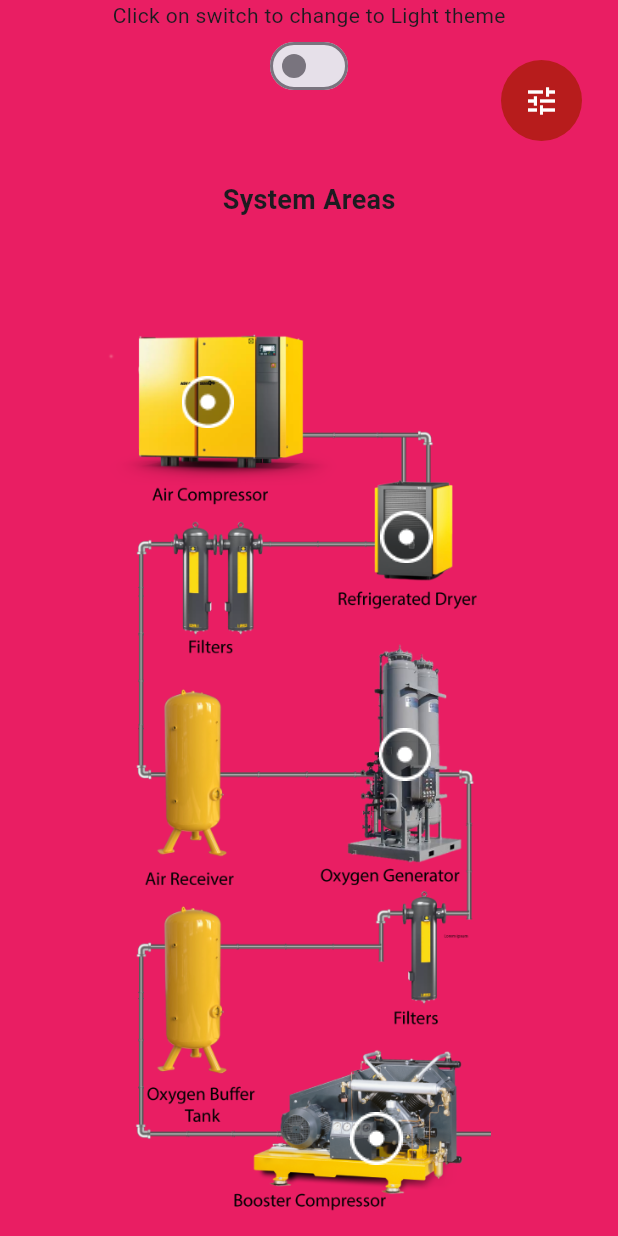
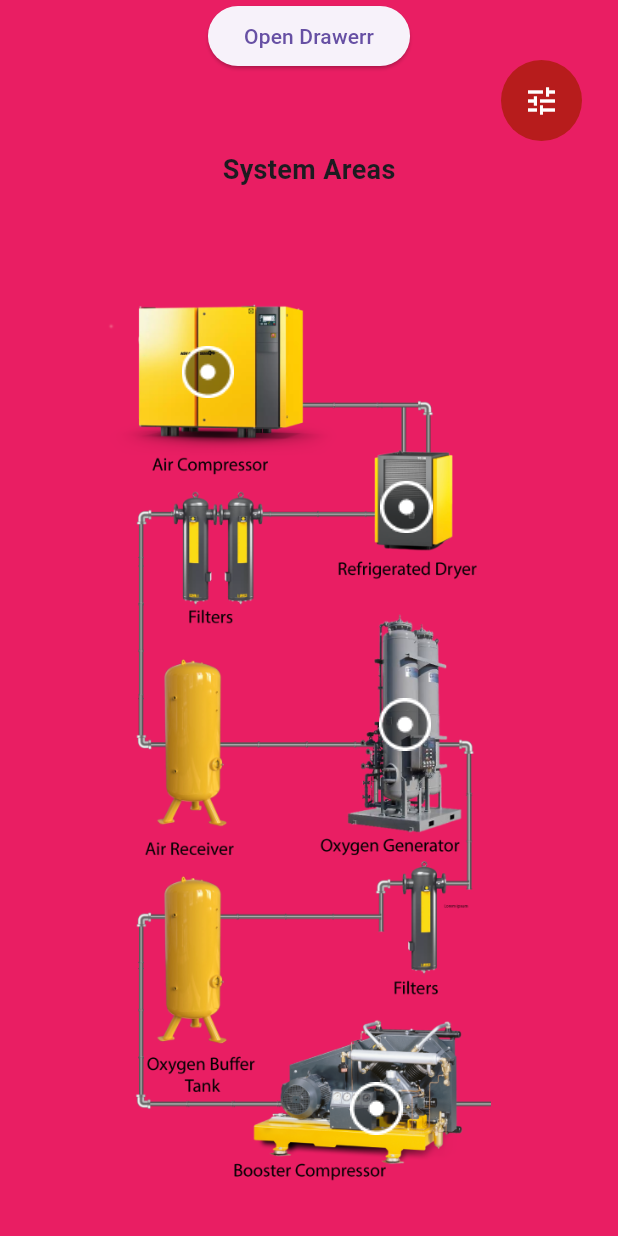
Before and after one commit to zeeshanhaider5121472/haiderWebApp, a Flutter app: the screen it shows after launch, on a phone screen of 412 x 824 dp. Run offline on Flutter 3.47's test engine with Material 3 defaults, Android fonts, the phone set to English and light mode, and no system bars; our stand-ins replace get, go_router, share_plus, stacked; project files that could hold a hidden picture were left out.

Commit message:
theme practice

```diff
--- a/lib/booster_compressor_screens/problem_booster_compressor_screen_vu.dart
+++ b/lib/booster_compressor_screens/problem_booster_compressor_screen_vu.dart
@@ -62,7 +62,7 @@ class ProblemBoosterCompressorScreenVU
                   ],
                 ),
               ),
-              HeaderButtons(scaffoldKey: scaffoldKey),
+              // HeaderButtons(),
             ],
           ),
         ));
--- a/lib/booster_compressor_screens/problemcause_booster_compressor_screen_vu.dart
+++ b/lib/booster_compressor_screens/problemcause_booster_compressor_screen_vu.dart
@@ -84,7 +84,7 @@ class ProblemCauseCompressorScreenVU
                   ],
                 ),
               ),
-              HeaderButtons(scaffoldKey: scaffoldKey),
+              // HeaderButtons(),
             ],
           ),
         ));
--- a/lib/booster_compressor_screens/question_booster_compressor_vu.dart
+++ b/lib/booster_compressor_screens/question_booster_compressor_vu.dart
@@ -55,9 +55,8 @@ class QuestionBoosterCompressorScreenVU
                   ],
                 ),
               ),
-              HeaderButtons(
-                scaffoldKey: scaffoldKey,
-              )
+              // HeaderButtons(
+              // )
             ],
           ),
         ));
--- a/lib/booster_compressor_screens/solution_booster_compressor_screen_vu.dart
+++ b/lib/booster_compressor_screens/solution_booster_compressor_screen_vu.dart
@@ -3,7 +3,6 @@ import 'package:share_plus/share_plus.dart';
 import 'package:stacked/stacked.dart';
 
 import '../htu_vu.dart';
-import '../reusable_widgets/header_button.dart';
 import '../reusable_widgets/header_vu.dart';
 import '../reusable_widgets/sidemenu/sidemenu_vu.dart';
 import 'booster_compressor_screen_vm.dart';
@@ -484,9 +483,8 @@ class BoosterCompressorSolutionScreenVU
               ],
             ),
           ),
-          HeaderButtons(
-            scaffoldKey: scaffoldKey,
-          )
+          // HeaderButtons(
+          // )
         ],
       ),
     );
--- a/lib/home_screen/home_screen_vm.dart
+++ b/lib/home_screen/home_screen_vm.dart
@@ -1,25 +1,25 @@
-import 'package:stacked/stacked.dart';
+// import 'package:stacked/stacked.dart';
 
-class HomeScreenVM extends BaseViewModel {
-  bool onhover = false;
-  bool isLightThemeBool = false;
+// class HomeScreenVM extends BaseViewModel {
+//   bool onhover = false;
+//   bool isLightThemeBool = false;
 
-  // bool get isLightThemeBool => _isLightThemeBool;
+//   // bool get isLightThemeBool => _isLightThemeBool;
 
-  // HomeScreenVM() {
-  //   _getThemeStatus();
-  // }
+//   // HomeScreenVM() {
+//   //   _getThemeStatus();
+//   // }
 
-  // Future<void> _getThemeStatus() async {
-  //   final prefs = await SharedPreferences.getInstance();
-  //   isLightThemeBool = prefs.getBool('theme') ?? true;
-  //   notifyListeners();
-  // }
+//   // Future<void> _getThemeStatus() async {
+//   //   final prefs = await SharedPreferences.getInstance();
+//   //   isLightThemeBool = prefs.getBool('theme') ?? true;
+//   //   notifyListeners();
+//   // }
 
-  // Future<void> saveThemeStatus(bool value) async {
-  //   final prefs = await SharedPreferences.getInstance();
-  //   isLightThemeBool = value;
-  //   prefs.setBool('theme', value);
-  //   notifyListeners();
-  // }
-}
+//   // Future<void> saveThemeStatus(bool value) async {
+//   //   final prefs = await SharedPreferences.getInstance();
+//   //   isLightThemeBool = value;
+//   //   prefs.setBool('theme', value);
+//   //   notifyListeners();
+//   // }
+// }
--- a/lib/home_screen/home_screen_vu.dart
+++ b/lib/home_screen/home_screen_vu.dart
@@ -1,26 +1,35 @@
+// ignore_for_file: library_private_types_in_public_api
+
 import 'package:flutter/material.dart';
-import 'package:get/get.dart';
 import 'package:go_router/go_router.dart';
-import 'package:stacked/stacked.dart';
 
+import '../reusable_widgets/custom_drawer.dart';
 import '../reusable_widgets/header_button.dart';
 import '../reusable_widgets/header_vu.dart';
-// import '../reusable_widgets/side_menu.dart';
 import '../reusable_widgets/sidemenu/sidemenu_vu.dart';
 import '../routing/app_route_consts.dart';
-import 'home_screen_vm.dart';
 
-class HomeScreenVU extends StackedView<HomeScreenVM> {
-  HomeScreenVU({super.key});
-  final scaffoldKey = GlobalKey<ScaffoldState>();
+class HomeScreenVU extends StatefulWidget {
+  @override
+  _HomeScreenVUState createState() => _HomeScreenVUState();
+}
 
+// HomeScreenVU({super.key});
+// // final scaffoldKey = GlobalKey<ScaffoldState>();
+
+class _HomeScreenVUState extends State<HomeScreenVU> {
+  final _scaffoldKey = GlobalKey<ScaffoldState>();
+  bool isLightThemeBool = false;
+  bool onhover = false;
   @override
-  Widget builder(BuildContext context, HomeScreenVM viewModel, Widget? child) {
+  Widget build(BuildContext context) {
     final screenSize = MediaQuery.of(context).size;
     return Scaffold(
         backgroundColor: Theme.of(context).scaffoldBackgroundColor,
-        key: scaffoldKey,
-        endDrawer: GenericDrawerVU(scaffoldKey: scaffoldKey),
+        key: _scaffoldKey,
+        // appBar: AppBar(),
+        drawer: const CustomDrawer(),
+        endDrawer: GenericDrawerVU(scaffoldKey: _scaffoldKey),
         body: Stack(
           // alignment: Alignment.topRight,
           children: [
@@ -31,39 +40,45 @@ class HomeScreenVU extends StackedView<HomeScreenVM> {
                   crossAxisAlignment: CrossAxisAlignment.center,
                   mainAxisAlignment: MainAxisAlignment.start,
                   children: [
-                    Text(
-                      'Click on switch to change to ${viewModel.isLightThemeBool ? 'Dark' : 'Light'} theme',
-                    ),
-                    Switch(
-                      value: viewModel.isLightThemeBool,
-                      onChanged: (value) {
-                        viewModel.isLightThemeBool = value;
-                        viewModel.notifyListeners();
-                        Get.changeThemeMode(
-                          value ? ThemeMode.light : ThemeMode.dark,
-                        );
-                      },
-                      // value: viewModel.isLightThemeBool,
-                      // onChanged: (val) {
-                      //   viewModel.saveThemeStatus(val);
-                      //   Get.changeThemeMode(
-                      //     val ? ThemeMode.light : ThemeMode.dark,
-                      //   );
-                      // },
-                    ),
+                    ElevatedButton(
+                        onPressed: () {
+                          _scaffoldKey.currentState?.openDrawer();
+                          // viewModel.notifyListeners();
+                        },
+                        child: const Text("Open Drawerr")),
+                    // Text(
+                    //   'Click on switch to change to ${_isLightThemeBool ? 'Dark' : 'Light'} theme',
+                    // ),
+                    // Switch(
+                    //   value: viewModel.isLightThemeBool,
+                    //   onChanged: (value) {
+                    //     viewModel.isLightThemeBool = value;
+                    //     viewModel.notifyListeners();
+                    //     Get.changeThemeMode(
+                    //       value ? ThemeMode.light : ThemeMode.dark,
+                    //     );
+                    //   },
+                    //   // value: viewModel.isLightThemeBool,
+                    //   // onChanged: (val) {
+                    //   //   viewModel.saveThemeStatus(val);
+                    //   //   Get.changeThemeMode(
+                    //   //     val ? ThemeMode.light : ThemeMode.dark,
+                    //   //   );
+                    //   // },
+                    // ),
                     const GenericHeader(
                       title: 'System Areas',
                       // color: Colors.white,
                     ),
                     MainImgClickablewidget(screenSize: screenSize),
-                    SizedBox(
+                    const SizedBox(
                       height: 40,
                     ),
                   ],
                 ),
               ),
             ),
-            HeaderButtons(onBack: false, scaffoldKey: scaffoldKey)
+            HeaderButtons(onBack: false, widgetScaffoldkey: _scaffoldKey)
             // Container(
             //     margin: const EdgeInsets.fromLTRB(0, 12, 12, 0),
             //     decoration: BoxDecoration(
@@ -79,9 +94,6 @@ class HomeScreenVU extends StackedView<HomeScreenVM> {
           ],
         ));
   }
-
-  @override
-  HomeScreenVM viewModelBuilder(BuildContext context) => HomeScreenVM();
 }
 
 class MainImgClickablewidget extends StatelessWidget {
@@ -421,7 +433,7 @@ class MainImgClickablewidget extends StatelessWidget {
                             ),
                             Container(
                               margin: const EdgeInsets.only(left: 89, top: 0),
-                              color: Color.fromARGB(0, 255, 24, 12),
+                              color: const Color.fromARGB(0, 255, 24, 12),
                               width: 60,
                               height: 120,
                               child: InkWell(
@@ -448,7 +460,7 @@ class MainImgClickablewidget extends StatelessWidget {
                           children: [
                             Container(
                               margin: const EdgeInsets.only(top: 18, left: 42),
-                              color: Color.fromARGB(0, 16, 138, 238),
+                              color: const Color.fromARGB(0, 16, 138, 238),
                               width: 40,
                               height: 120,
                               child: InkWell(
@@ -462,7 +474,7 @@ class MainImgClickablewidget extends StatelessWidget {
                             ),
                             Container(
                               margin: const EdgeInsets.only(left: 115, top: 8),
-                              color: Color.fromARGB(0, 214, 19, 9),
+                              color: const Color.fromARGB(0, 214, 19, 9),
                               width: 35,
                               height: 80,
                               // child: InkWell(
@@ -481,7 +493,7 @@ class MainImgClickablewidget extends StatelessWidget {
                           children: [
                             Container(
                               margin: const EdgeInsets.only(left: 120, top: 0),
-                              color: Color.fromARGB(0, 189, 31, 23),
+                              color: const Color.fromARGB(0, 189, 31, 23),
                               width: 130,
                               height: 80,
                               child: InkWell(
--- a/lib/reusable_widgets/header_button.dart
+++ b/lib/reusable_widgets/header_button.dart
@@ -2,11 +2,11 @@ import 'package:flutter/material.dart';
 
 class HeaderButtons extends StatelessWidget {
   final bool onBack;
-  final GlobalKey<ScaffoldState> scaffoldKey;
+  final GlobalKey<ScaffoldState> widgetScaffoldkey;
   const HeaderButtons({
     super.key,
     this.onBack = true,
-    required this.scaffoldKey,
+    required this.widgetScaffoldkey,
   });
 
   @override
@@ -58,7 +58,10 @@ class HeaderButtons extends StatelessWidget {
             ),
             child: IconButton(
                 onPressed: () {
-                  scaffoldKey.currentState?.openEndDrawer();
+                  widgetScaffoldkey.currentState?.openEndDrawer();
+                  // _scaffoldKey.currentState?.openDrawer();
+                  // Scaffold.of(context1).openDrawer();
+                  print("Clicked");
                 },
                 icon: const Icon(
                   Icons.tune,
--- a/lib/solution_screen/solution_screen_vu.dart
+++ b/lib/solution_screen/solution_screen_vu.dart
@@ -1,5 +1,4 @@
 import 'package:flutter/material.dart';
-import 'package:provider/provider.dart';
 import 'package:share_plus/share_plus.dart';
 import 'package:stacked/stacked.dart';
 
@@ -7,7 +6,6 @@ import '../htu_vu.dart';
 import '../reusable_widgets/header_button.dart';
 import '../reusable_widgets/header_vu.dart';
 import '../reusable_widgets/sidemenu/sidemenu_vu.dart';
-import '../reusable_widgets/theme/theme_provider.dart';
 import 'solution_screen_vm.dart';
 
 class SolutionScreenVU extends StackedView<SolutionScreenVM> {
@@ -25,7 +23,7 @@ class SolutionScreenVU extends StackedView<SolutionScreenVM> {
       required this.area,
       required this.problem,
       required this.problemCause});
-  final scaffoldKey = GlobalKey<ScaffoldState>();
+  final _scaffoldKey = GlobalKey<ScaffoldState>();
 
   @override
   Widget builder(
@@ -33,8 +31,8 @@ class SolutionScreenVU extends StackedView<SolutionScreenVM> {
     // final themeProvider = Provider.of<ThemeProvider>(context);
     final screenSize = MediaQuery.of(context).size;
     return Scaffold(
-      key: scaffoldKey,
-      endDrawer: GenericDrawerVU(scaffoldKey: scaffoldKey),
+      key: _scaffoldKey,
+      endDrawer: GenericDrawerVU(scaffoldKey: _scaffoldKey),
       backgroundColor: Theme.of(context).scaffoldBackgroundColor,
       // backgroundColor: const Color.fromARGB(255, 238, 238, 238),
 
@@ -459,7 +457,7 @@ class SolutionScreenVU extends StackedView<SolutionScreenVM> {
             ),
           ),
           HeaderButtons(
-            scaffoldKey: scaffoldKey,
+            widgetScaffoldkey: _scaffoldKey,
           )
         ],
       ),
```
Also changed, not shown: lib/problem_screen/problem_screen_vu.dart (+8 -5 lines), lib/question_screen/question_screen_vu.dart (+35 -20 lines), lib/reusable_widgets/sidemenu/sidemenu_vu.dart (+41 -29 lines).
